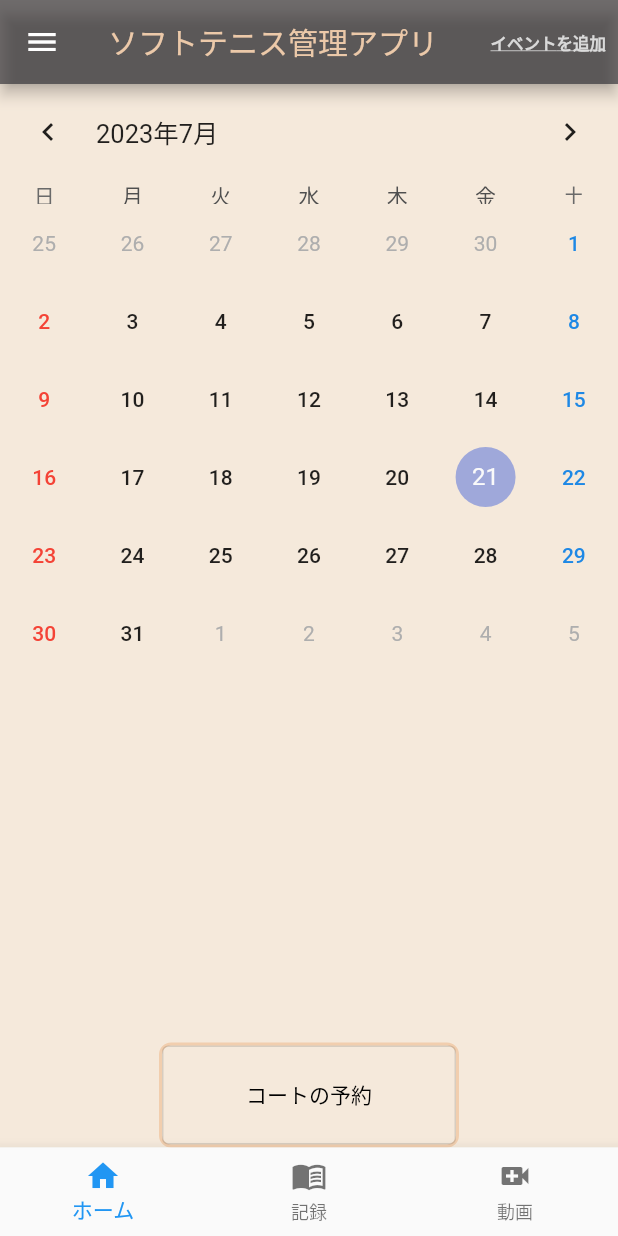
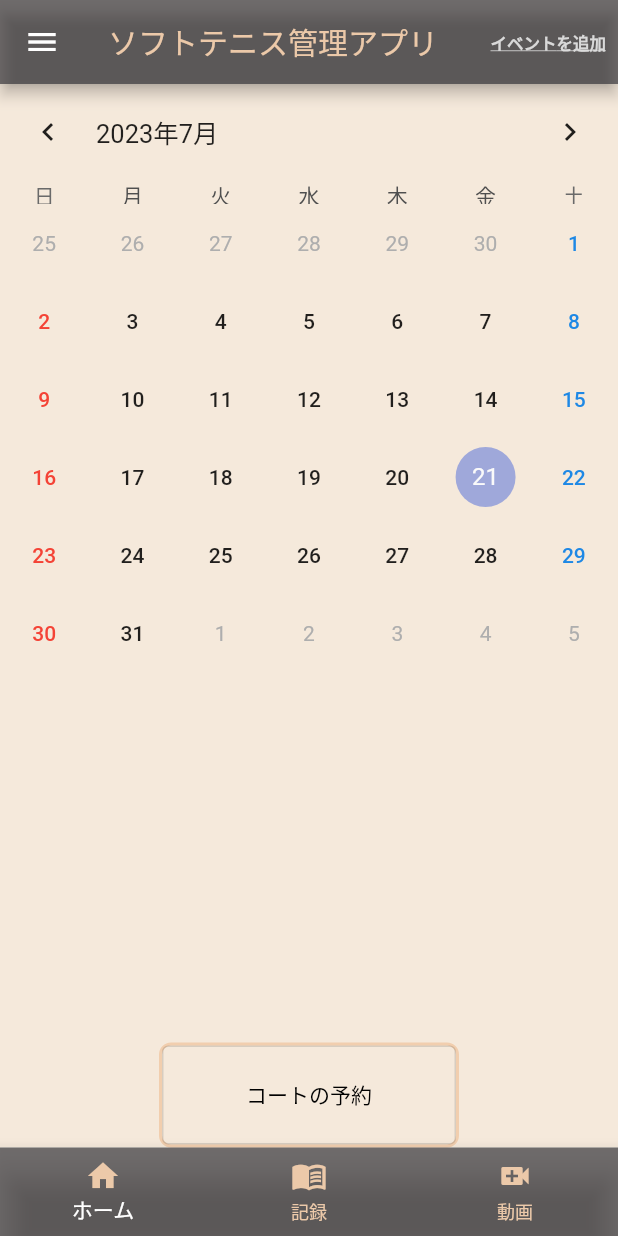
Before and after one commit to Harkii03/SoftTennis, a Flutter app: the AppPage screen opened directly, on a phone screen of 412 x 824 dp. Run offline on Flutter 3.47's test engine with Material 2 defaults, Android fonts, the phone set to English and light mode, and no system bars; drawn by our look-alikes of table_calendar; our stand-ins replace cloud_firestore, firebase_auth, firebase_core, flutter_datetime_picker; missing offline and left inert: youtube_api; accounts and stored records are empty.

Commit message:
change BottomNavigatioBar color

```diff
--- a/tennis/lib/app.dart
+++ b/tennis/lib/app.dart
@@ -25,14 +25,26 @@ class _AppPage extends State<AppPage> {
     return Scaffold(
         body: _screens[_selectedIndex],
         bottomNavigationBar: BottomNavigationBar(
+          unselectedItemColor: Color.fromARGB(246, 241, 205, 172),
+          selectedItemColor: Colors.white,
           currentIndex: _selectedIndex,
           onTap: _onItemTapped,
           items: const <BottomNavigationBarItem>[
-            BottomNavigationBarItem(icon: Icon(Icons.home), label: 'ホーム'),
-            BottomNavigationBarItem(icon: Icon(Icons.menu_book), label: '記録'),
-            BottomNavigationBarItem(icon: Icon(Icons.video_call), label: '動画'),
+            BottomNavigationBarItem(
+              icon: Icon(Icons.home, color: Color.fromARGB(246, 241, 205, 172)),
+              label: 'ホーム',
+            ),
+            BottomNavigationBarItem(
+                icon: Icon(Icons.menu_book,
+                    color: Color.fromARGB(246, 241, 205, 172)),
+                label: '記録'),
+            BottomNavigationBarItem(
+                icon: Icon(Icons.video_call,
+                    color: Color.fromARGB(246, 241, 205, 172)),
+                label: '動画'),
           ],
           type: BottomNavigationBarType.fixed,
+          backgroundColor: Color.fromARGB(173, 49, 44, 44),
         ));
   }
 }
```
